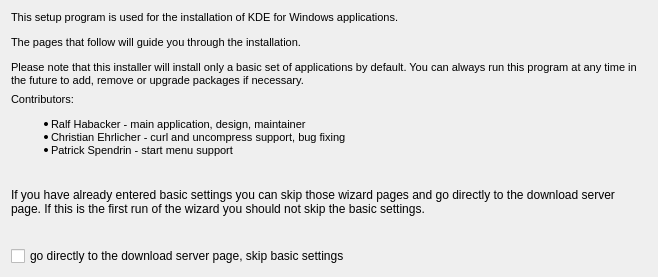
Before: the Qt Designer form gui/themes/main/titlepage.ui in KDE/kdewin-installer, drawn with Qt 5.
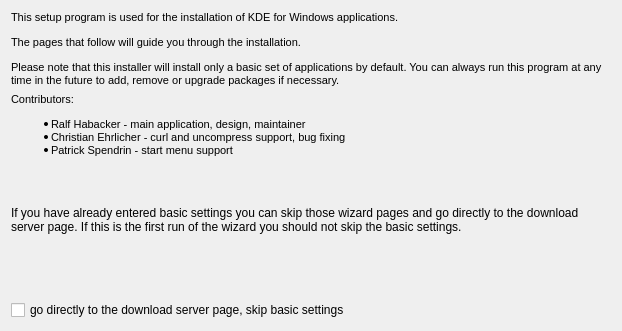
After: the same form once the commit is applied.

Commit message: better layout to make sure the text visible in every case

Patch:
```diff
--- a/gui/themes/main/titlepage.ui
+++ b/gui/themes/main/titlepage.ui
@@ -5,8 +5,8 @@
    <rect>
     <x>0</x>
     <y>0</y>
-    <width>658</width>
-    <height>277</height>
+    <width>622</width>
+    <height>331</height>
    </rect>
   </property>
   <property name="windowTitle" >
@@ -15,9 +15,15 @@
   <property name="statusTip" >
    <string/>
   </property>
-  <layout class="QVBoxLayout" >
-   <item>
+  <layout class="QGridLayout" name="gridLayout" >
+   <item row="0" column="0" >
     <widget class="QLabel" name="label" >
+     <property name="sizePolicy" >
+      <sizepolicy vsizetype="Minimum" hsizetype="Preferred" >
+       <horstretch>0</horstretch>
+       <verstretch>0</verstretch>
+      </sizepolicy>
+     </property>
      <property name="text" >
       <string>&lt;html>&lt;head>&lt;meta name="qrichtext" content="1" />&lt;style type="text/css">
 p, li { white-space: pre-wrap; }
@@ -37,8 +43,14 @@
      </property>
     </widget>
    </item>
-   <item>
+   <item row="1" column="0" >
     <widget class="QLabel" name="label_3" >
+     <property name="sizePolicy" >
+      <sizepolicy vsizetype="Preferred" hsizetype="Minimum" >
+       <horstretch>0</horstretch>
+       <verstretch>0</verstretch>
+      </sizepolicy>
+     </property>
      <property name="text" >
       <string>&lt;html>&lt;head>&lt;meta name="qrichtext" content="1" />&lt;style type="text/css">
 p, li { white-space: pre-wrap; }
@@ -60,8 +72,30 @@
      </property>
     </widget>
    </item>
-   <item>
+   <item row="2" column="0" >
+    <spacer name="verticalSpacer_2" >
+     <property name="orientation" >
+      <enum>Qt::Vertical</enum>
+     </property>
+     <property name="sizeType" >
+      <enum>QSizePolicy::Minimum</enum>
+     </property>
+     <property name="sizeHint" stdset="0" >
+      <size>
+       <width>20</width>
+       <height>18</height>
+      </size>
+     </property>
+    </spacer>
+   </item>
+   <item row="3" column="0" >
     <widget class="QLabel" name="label_2" >
+     <property name="sizePolicy" >
+      <sizepolicy vsizetype="Preferred" hsizetype="Minimum" >
+       <horstretch>0</horstretch>
+       <verstretch>0</verstretch>
+      </sizepolicy>
+     </property>
      <property name="text" >
       <string>If you have already entered basic settings you can skip those wizard pages and go directly to the download server page. If this is the first run of the wizard you should not skip the basic settings.</string>
      </property>
@@ -73,7 +107,20 @@
      </property>
     </widget>
    </item>
-   <item>
+   <item row="4" column="0" >
+    <spacer name="verticalSpacer" >
+     <property name="orientation" >
+      <enum>Qt::Vertical</enum>
+     </property>
+     <property name="sizeHint" stdset="0" >
+      <size>
+       <width>20</width>
+       <height>39</height>
+      </size>
+     </property>
+    </spacer>
+   </item>
+   <item row="5" column="0" >
     <widget class="QCheckBox" name="skipBasicSettings" >
      <property name="text" >
       <string>go directly to the download server page, skip basic settings</string>
```
